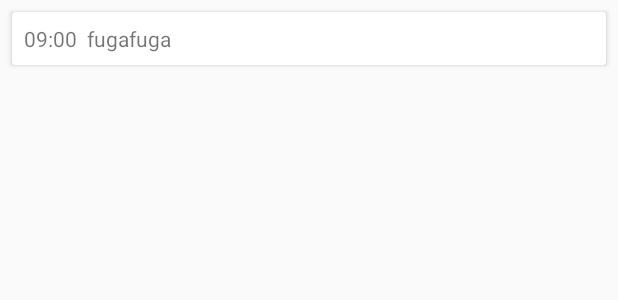
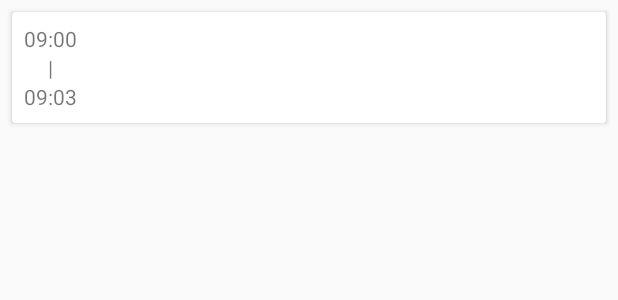
Before and after one commit to YusukeIwaki/U1, an Android app: the layout listitem_daily_lifeevent.xml on its own in the app's theme, with its tools: preview values and no code run, on a phone screen of 412 x 824 dp. Shown: the top 300 px of the screen. Run offline under Robolectric (Android 15) with nearby library versions, the phone set to English and light mode, and no system bars.

Commit message:
implement daily LifeEvent view.

```diff
--- a/app/src/main/res/layout/listitem_daily_lifeevent.xml
+++ b/app/src/main/res/layout/listitem_daily_lifeevent.xml
@@ -6,9 +6,41 @@
     android:layout_margin="8dp"
     app:contentPadding="8dp"
     >
-  <TextView
-      android:layout_width="match_parent"
+  <LinearLayout
+      android:layout_width="wrap_content"
       android:layout_height="wrap_content"
-      android:text="09:00  fugafuga"
-      />
+      android:orientation="vertical"
+      >
+    <TextView
+        android:id="@+id/time_start_text"
+        android:layout_width="wrap_content"
+        android:layout_height="wrap_content"
+        android:text="09:00"
+        />
+    <TextView
+        android:id="@+id/time_kara_text"
+        android:layout_width="wrap_content"
+        android:layout_height="wrap_content"
+        android:text="|"
+        android:layout_gravity="center_horizontal"
+        />
+    <TextView
+        android:id="@+id/time_end_text"
+        android:layout_width="wrap_content"
+        android:layout_height="wrap_content"
+        android:text="09:03"
+        />
+  </LinearLayout>
+  <LinearLayout
+      android:layout_width="wrap_content"
+      android:layout_height="wrap_content"
+      android:orientation="vertical"
+      android:layout_marginStart="80dp"
+      >
+    <TextView
+        android:id="@+id/memo"
+        android:layout_width="wrap_content"
+        android:layout_height="wrap_content"
+        />
+  </LinearLayout>
 </android.support.v7.widget.CardView>
```
Also changed, not shown: app/src/main/java/io/github/yusukeiwaki/u1/daily/DailyLifeEventRecyclerViewAdapter.java (+43 -2 lines), app/src/main/java/io/github/yusukeiwaki/u1/daily/DailyLifeEventViewHolder.java (+35 -0 lines), app/src/main/java/io/github/yusukeiwaki/u1/daily/DailyViewActivity.java (+13 -0 lines), app/src/main/java/io/github/yusukeiwaki/u1/daily/DeleteLifeEventDialogFragment.java (added, +49 -0 lines), app/src/main/java/io/github/yusukeiwaki/u1/daily/LifeEvent.java (+7 -1 lines), app/src/main/res/layout/dialog_delete_lifeevent.xml (added, +26 -0 lines).
